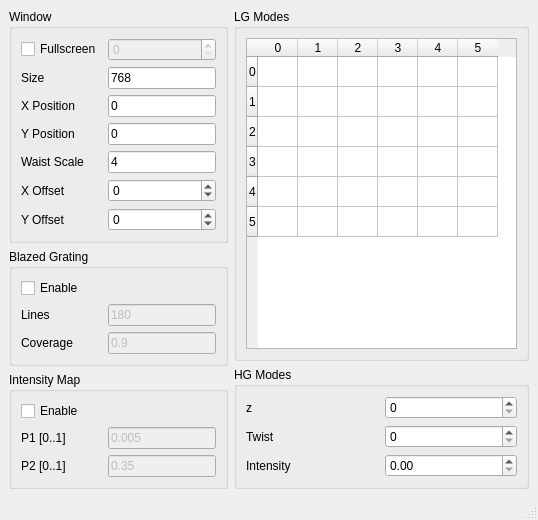
Qt form MainWindow.ui (sestei/QtSLM) before a commit.
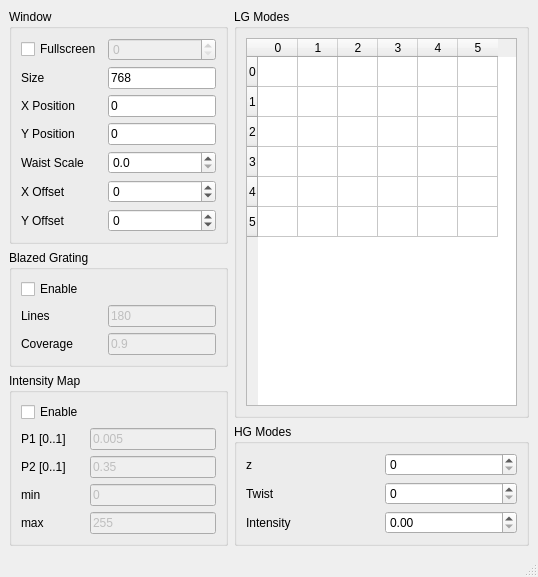
The same form after that commit.

Commit message: added minimum and maximum for intensity map, changed waist scale to doublespinbox

Diff of the .ui file:
```diff
--- a/MainWindow.ui
+++ b/MainWindow.ui
@@ -7,7 +7,7 @@
     <x>0</x>
     <y>0</y>
     <width>538</width>
-    <height>479</height>
+    <height>531</height>
    </rect>
   </property>
   <property name="sizePolicy">
@@ -117,19 +117,6 @@
                </property>
               </widget>
              </item>
-             <item row="4" column="1">
-              <widget class="QLineEdit" name="winScale">
-               <property name="sizePolicy">
-                <sizepolicy hsizetype="Preferred" vsizetype="Fixed">
-                 <horstretch>0</horstretch>
-                 <verstretch>0</verstretch>
-                </sizepolicy>
-               </property>
-               <property name="text">
-                <string>4</string>
-               </property>
-              </widget>
-             </item>
              <item row="4" column="0">
               <widget class="QLabel" name="label_4">
                <property name="text">
@@ -221,6 +208,16 @@
                </property>
               </widget>
              </item>
+             <item row="4" column="1">
+              <widget class="QDoubleSpinBox" name="winScale">
+               <property name="decimals">
+                <number>1</number>
+               </property>
+               <property name="singleStep">
+                <double>0.100000000000000</double>
+               </property>
+              </widget>
+             </item>
             </layout>
            </item>
           </layout>
@@ -375,6 +372,43 @@
                <property name="text">
                 <string>Enable</string>
                </property>
+               <property name="tristate">
+                <bool>false</bool>
+               </property>
+              </widget>
+             </item>
+             <item row="3" column="0">
+              <widget class="QLabel" name="label_14">
+               <property name="text">
+                <string>min</string>
+               </property>
+              </widget>
+             </item>
+             <item row="4" column="0">
+              <widget class="QLabel" name="label_15">
+               <property name="text">
+                <string>max</string>
+               </property>
+              </widget>
+             </item>
+             <item row="3" column="1">
+              <widget class="QLineEdit" name="imMin">
+               <property name="enabled">
+                <bool>false</bool>
+               </property>
+               <property name="text">
+                <string>0</string>
+               </property>
+              </widget>
+             </item>
+             <item row="4" column="1">
+              <widget class="QLineEdit" name="imMax">
+               <property name="enabled">
+                <bool>false</bool>
+               </property>
+               <property name="text">
+                <string>255</string>
+               </property>
               </widget>
              </item>
             </layout>
```
Left out of the diff: 36 changed lines with no effect on the pictures. The commit also changes 4 other files.
